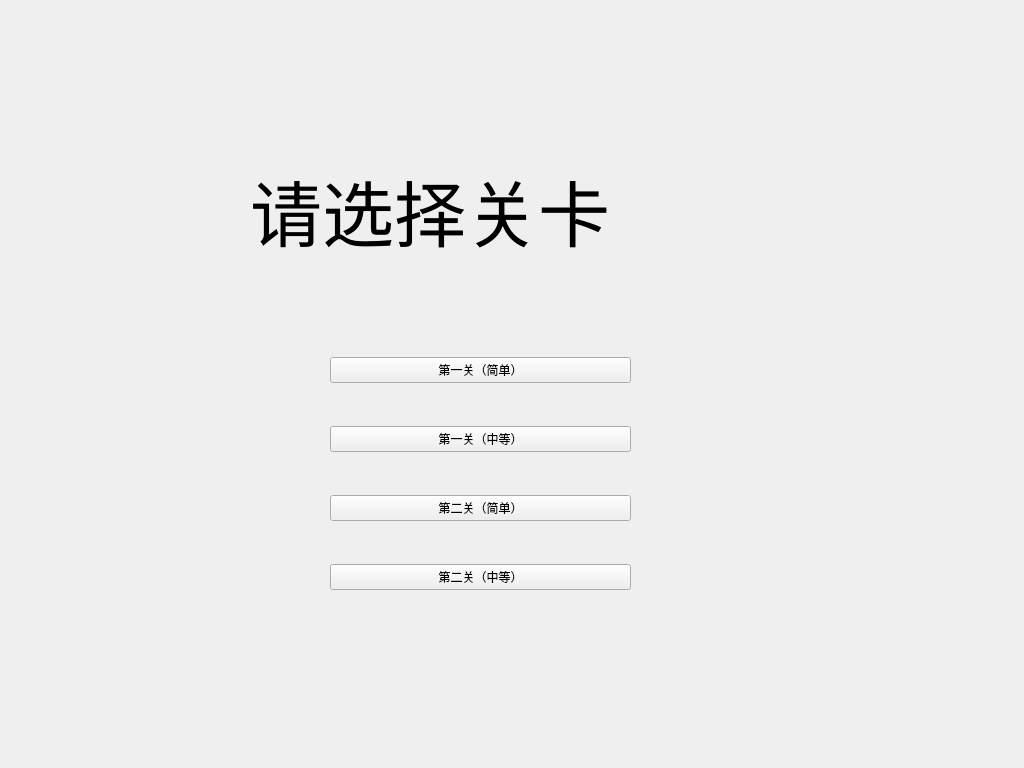
This is levelselection.ui in adfwer233/AStrangeGame as Qt 5 draws it before an edit. The edited form follows.
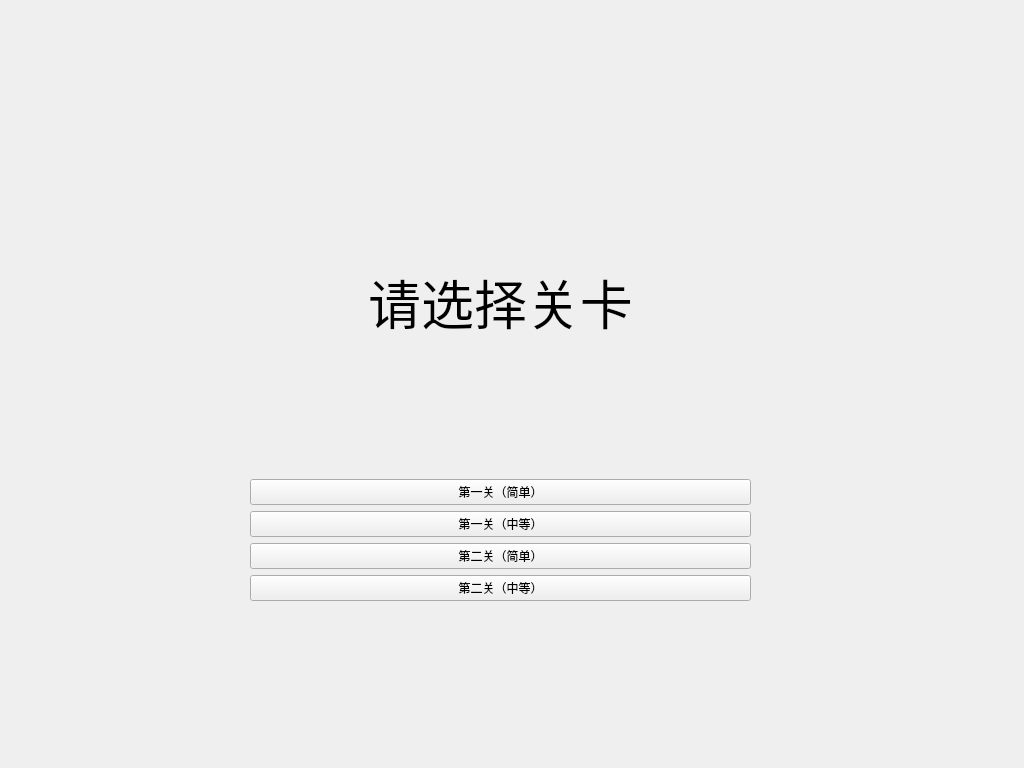
This is the edited form.

The edit to the form file:
```diff
--- a/levelselection.ui
+++ b/levelselection.ui
@@ -13,34 +13,33 @@
   <property name="windowTitle">
    <string>Form</string>
   </property>
-  <widget class="QLabel" name="label">
+  <widget class="QWidget" name="">
    <property name="geometry">
     <rect>
      <x>250</x>
      <y>130</y>
-     <width>561</width>
-     <height>161</height>
+     <width>501</width>
+     <height>471</height>
     </rect>
    </property>
+   <layout class="QVBoxLayout" name="verticalLayout_2">
+    <item>
+     <widget class="QLabel" name="label">
    <property name="font">
     <font>
      <family>华光淡古印_CNKI</family>
-     <pointsize>54</pointsize>
+        <pointsize>40</pointsize>
     </font>
    </property>
    <property name="text">
     <string>请选择关卡</string>
    </property>
-  </widget>
-  <widget class="QWidget" name="">
-   <property name="geometry">
-    <rect>
-     <x>330</x>
-     <y>320</y>
-     <width>301</width>
-     <height>311</height>
-    </rect>
-   </property>
+      <property name="alignment">
+       <set>Qt::AlignCenter</set>
+      </property>
+     </widget>
+    </item>
+    <item>
    <layout class="QVBoxLayout" name="verticalLayout">
     <item>
      <widget class="QPushButton" name="levelOneButton">
@@ -69,6 +68,8 @@
        <string>第二关（中等）</string>
       </property>
      </widget>
+      </item>
+     </layout>
     </item>
    </layout>
   </widget>
```
Lines whose indentation alone changed are shown as unchanged.
